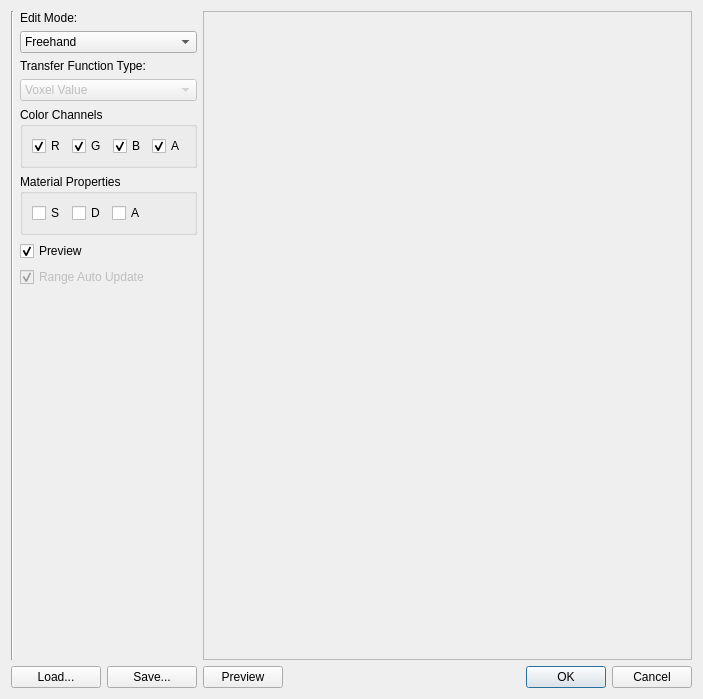
The window that tools/visGUI/ivs/gui/TransferFunctionEditor.ui (BlueBrain/Livre) describes before a commit, drawn with Qt 5.
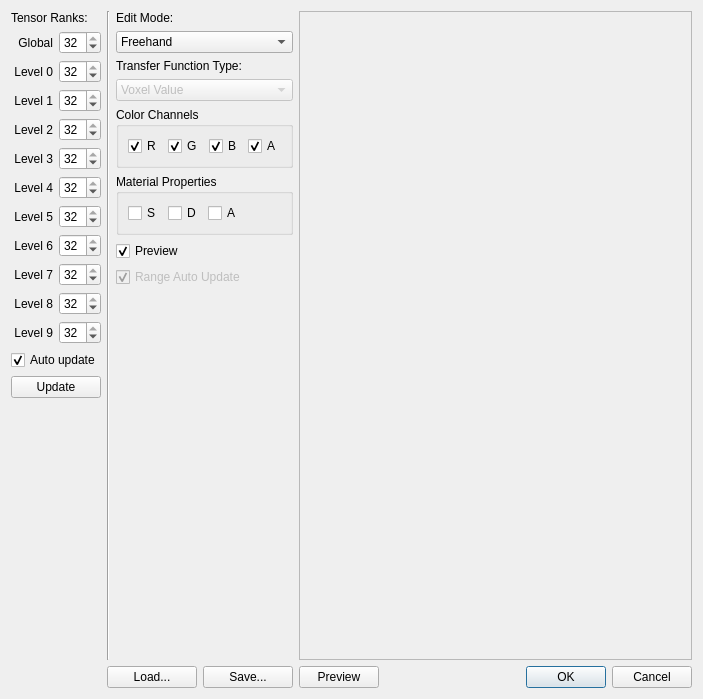
The same window after the commit.

Commit message: Updated the source tree for to use with tensor data

Patch:
```diff
--- a/tools/visGUI/ivs/gui/TransferFunctionEditor.ui
+++ b/tools/visGUI/ivs/gui/TransferFunctionEditor.ui
@@ -17,14 +17,14 @@
    <string>Transfer Function Editor</string>
   </property>
   <layout class="QGridLayout" name="gridLayout_">
-   <item row="5" column="3">
+   <item row="5" column="4">
     <widget class="QPushButton" name="previewButton_">
      <property name="text">
       <string>Preview</string>
      </property>
     </widget>
    </item>
-   <item row="5" column="4">
+   <item row="5" column="5">
     <widget class="QDialogButtonBox" name="buttonBox_">
      <property name="orientation">
       <enum>Qt::Horizontal</enum>
@@ -34,7 +34,7 @@
      </property>
     </widget>
    </item>
-   <item row="5" column="2">
+   <item row="5" column="3">
     <layout class="QHBoxLayout" name="horizontalLayout5_">
      <item>
       <widget class="QPushButton" name="loadButton_">
@@ -52,7 +52,7 @@
      </item>
     </layout>
    </item>
-   <item row="0" column="2" rowspan="2">
+   <item row="0" column="3" rowspan="2">
     <layout class="QHBoxLayout" name="horizontalLayout_">
      <item>
       <widget class="Line" name="line">
@@ -275,7 +275,315 @@
      </item>
     </layout>
    </item>
-   <item row="0" column="3" rowspan="2" colspan="2">
+   <item row="0" column="0">
+    <layout class="QVBoxLayout" name="verticalLayout" stretch="0,0,0,0,0,0,0">
+     <item>
+      <widget class="QLabel" name="label_13">
+       <property name="text">
+        <string>Tensor Ranks:</string>
+       </property>
+      </widget>
+     </item>
+     <item>
+      <layout class="QHBoxLayout" name="horizontalLayout"/>
+     </item>
+     <item>
+      <layout class="QHBoxLayout" name="horizontalLayout_4">
+       <item>
+        <widget class="QLabel" name="label_14">
+         <property name="text">
+          <string>Global</string>
+         </property>
+         <property name="alignment">
+          <set>Qt::AlignRight|Qt::AlignTrailing|Qt::AlignVCenter</set>
+         </property>
+        </widget>
+       </item>
+       <item>
+        <widget class="QSpinBox" name="spinBoxRankGlobal_">
+         <property name="minimum">
+          <number>2</number>
+         </property>
+         <property name="maximum">
+          <number>32</number>
+         </property>
+         <property name="value">
+          <number>32</number>
+         </property>
+        </widget>
+       </item>
+      </layout>
+     </item>
+     <item>
+      <layout class="QGridLayout" name="gridLayoutTensor_">
+       <property name="leftMargin">
+        <number>0</number>
+       </property>
+       <item row="3" column="0">
+        <widget class="QLabel" name="label_6">
+         <property name="text">
+          <string> Level 3</string>
+         </property>
+         <property name="alignment">
+          <set>Qt::AlignRight|Qt::AlignTrailing|Qt::AlignVCenter</set>
+         </property>
+        </widget>
+       </item>
+       <item row="8" column="1">
+        <widget class="QSpinBox" name="spinBoxRank8_">
+         <property name="minimum">
+          <number>2</number>
+         </property>
+         <property name="maximum">
+          <number>32</number>
+         </property>
+         <property name="value">
+          <number>32</number>
+         </property>
+        </widget>
+       </item>
+       <item row="2" column="0">
+        <widget class="QLabel" name="label_5">
+         <property name="text">
+          <string> Level 2</string>
+         </property>
+         <property name="alignment">
+          <set>Qt::AlignRight|Qt::AlignTrailing|Qt::AlignVCenter</set>
+         </property>
+        </widget>
+       </item>
+       <item row="7" column="1">
+        <widget class="QSpinBox" name="spinBoxRank7_">
+         <property name="minimum">
+          <number>2</number>
+         </property>
+         <property name="maximum">
+          <number>32</number>
+         </property>
+         <property name="value">
+          <number>32</number>
+         </property>
+        </widget>
+       </item>
+       <item row="1" column="1">
+        <widget class="QSpinBox" name="spinBoxRank1_">
+         <property name="minimum">
+          <number>2</number>
+         </property>
+         <property name="maximum">
+          <number>32</number>
+         </property>
+         <property name="value">
+          <number>32</number>
+         </property>
+        </widget>
+       </item>
+       <item row="3" column="1">
+        <widget class="QSpinBox" name="spinBoxRank3_">
+         <property name="minimum">
+          <number>2</number>
+         </property>
+         <property name="maximum">
+          <number>32</number>
+         </property>
+         <property name="value">
+          <number>32</number>
+         </property>
+        </widget>
+       </item>
+       <item row="1" column="0">
+        <widget class="QLabel" name="label_4">
+         <property name="text">
+          <string> Level 1</string>
+         </property>
+         <property name="alignment">
+          <set>Qt::AlignRight|Qt::AlignTrailing|Qt::AlignVCenter</set>
+         </property>
+        </widget>
+       </item>
+       <item row="6" column="1">
+        <widget class="QSpinBox" name="spinBoxRank6_">
+         <property name="minimum">
+          <number>2</number>
+         </property>
+         <property name="maximum">
+          <number>32</number>
+         </property>
+         <property name="value">
+          <number>32</number>
+         </property>
+        </widget>
+       </item>
+       <item row="4" column="1">
+        <widget class="QSpinBox" name="spinBoxRank4_">
+         <property name="minimum">
+          <number>2</number>
+         </property>
+         <property name="maximum">
+          <number>32</number>
+         </property>
+         <property name="value">
+          <number>32</number>
+         </property>
+        </widget>
+       </item>
+       <item row="5" column="1">
+        <widget class="QSpinBox" name="spinBoxRank5_">
+         <property name="minimum">
+          <number>2</number>
+         </property>
+         <property name="maximum">
+          <number>32</number>
+         </property>
+         <property name="value">
+          <number>32</number>
+         </property>
+        </widget>
+       </item>
+       <item row="9" column="1">
+        <widget class="QSpinBox" name="spinBoxRank9_">
+         <property name="minimum">
+          <number>2</number>
+         </property>
+         <property name="maximum">
+          <number>32</number>
+         </property>
+         <property name="value">
+          <number>32</number>
+         </property>
+        </widget>
+       </item>
+       <item row="0" column="0">
+        <widget class="QLabel" name="label_3">
+         <property name="text">
+          <string> Level 0</string>
+         </property>
+         <property name="alignment">
+          <set>Qt::AlignRight|Qt::AlignTrailing|Qt::AlignVCenter</set>
+         </property>
+        </widget>
+       </item>
+       <item row="4" column="0">
+        <widget class="QLabel" name="label_7">
+         <property name="text">
+          <string>Level 4</string>
+         </property>
+         <property name="alignment">
+          <set>Qt::AlignRight|Qt::AlignTrailing|Qt::AlignVCenter</set>
+         </property>
+        </widget>
+       </item>
+       <item row="2" column="1">
+        <widget class="QSpinBox" name="spinBoxRank2_">
+         <property name="minimum">
+          <number>2</number>
+         </property>
+         <property name="maximum">
+          <number>32</number>
+         </property>
+         <property name="value">
+          <number>32</number>
+         </property>
+        </widget>
+       </item>
+       <item row="6" column="0">
+        <widget class="QLabel" name="label_9">
+         <property name="text">
+          <string>Level 6</string>
+         </property>
+         <property name="alignment">
+          <set>Qt::AlignRight|Qt::AlignTrailing|Qt::AlignVCenter</set>
+         </property>
+        </widget>
+       </item>
+       <item row="9" column="0">
+        <widget class="QLabel" name="label_12">
+         <property name="text">
+          <string>Level 9</string>
+         </property>
+         <property name="alignment">
+          <set>Qt::AlignRight|Qt::AlignTrailing|Qt::AlignVCenter</set>
+         </property>
+        </widget>
+       </item>
+       <item row="7" column="0">
+        <widget class="QLabel" name="label_10">
+         <property name="text">
+          <string>Level 7</string>
+         </property>
+         <property name="alignment">
+          <set>Qt::AlignRight|Qt::AlignTrailing|Qt::AlignVCenter</set>
+         </property>
+        </widget>
+       </item>
+       <item row="8" column="0">
+        <widget class="QLabel" name="label_11">
+         <property name="text">
+          <string>Level 8</string>
+         </property>
+         <property name="alignment">
+          <set>Qt::AlignRight|Qt::AlignTrailing|Qt::AlignVCenter</set>
+         </property>
+        </widget>
+       </item>
+       <item row="5" column="0">
+        <widget class="QLabel" name="label_8">
+         <property name="text">
+          <string>Level 5</string>
+         </property>
+         <property name="alignment">
+          <set>Qt::AlignRight|Qt::AlignTrailing|Qt::AlignVCenter</set>
+         </property>
+        </widget>
+       </item>
+       <item row="0" column="1">
+        <widget class="QSpinBox" name="spinBoxRank0_">
+         <property name="minimum">
+          <number>2</number>
+         </property>
+         <property name="maximum">
+          <number>32</number>
+         </property>
+         <property name="value">
+          <number>32</number>
+         </property>
+        </widget>
+       </item>
+      </layout>
+     </item>
+     <item>
+      <widget class="QCheckBox" name="checkBoxTensorAutoUpdate_">
+       <property name="text">
+        <string>Auto update</string>
+       </property>
+       <property name="checked">
+        <bool>true</bool>
+       </property>
+      </widget>
+     </item>
+     <item>
+      <widget class="QPushButton" name="pushButtonTensorUpdate_">
+       <property name="text">
+        <string>Update</string>
+       </property>
+      </widget>
+     </item>
+     <item>
+      <spacer name="verticalSpacer">
+       <property name="orientation">
+        <enum>Qt::Vertical</enum>
+       </property>
+       <property name="sizeHint" stdset="0">
+        <size>
+         <width>20</width>
+         <height>10</height>
+        </size>
+       </property>
+      </spacer>
+     </item>
+    </layout>
+   </item>
+   <item row="0" column="4" rowspan="2" colspan="2">
     <widget class="QFrame" name="frame_">
      <property name="sizePolicy">
       <sizepolicy hsizetype="Expanding" vsizetype="Expanding">
```
The commit also changes 90 other files.
